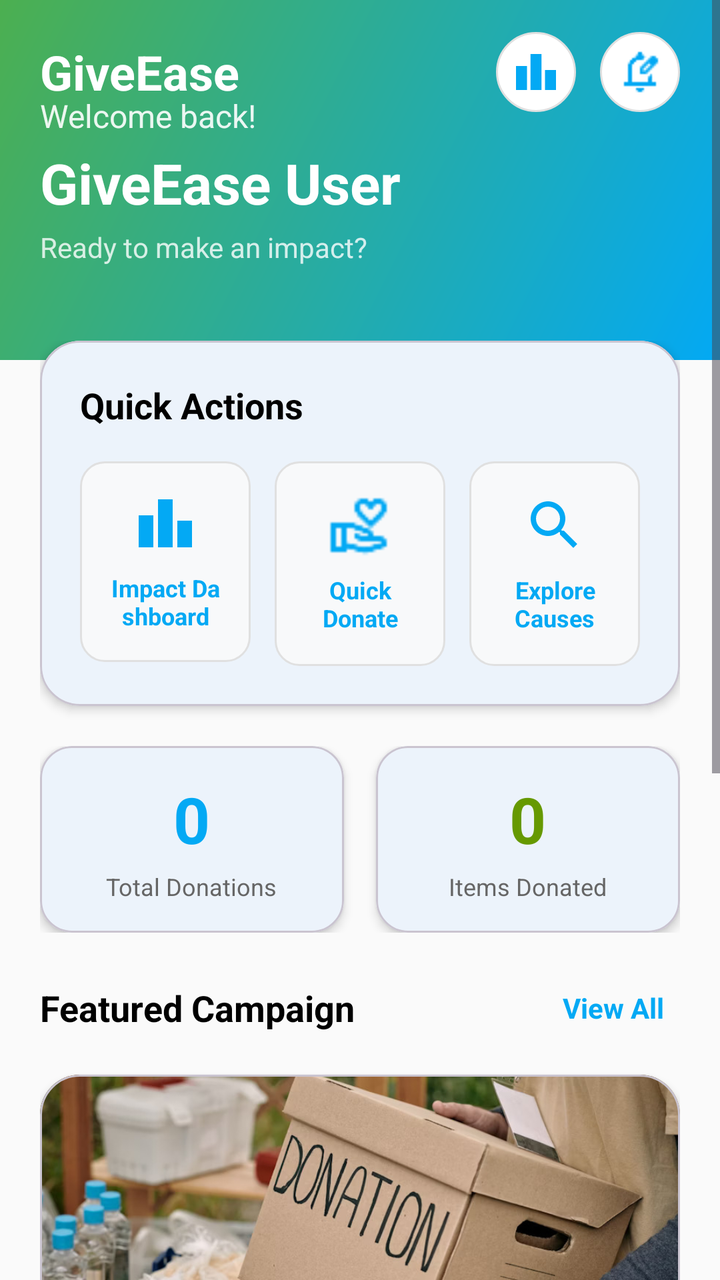
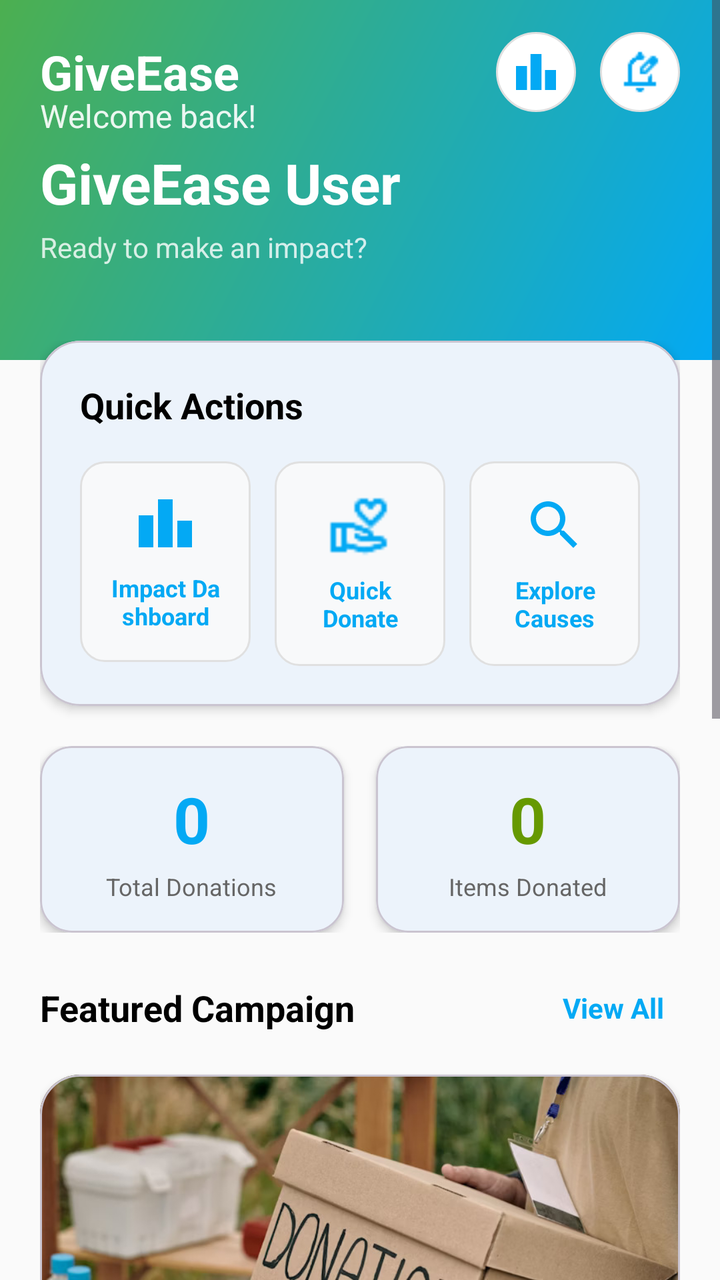

Two renders of the same Android screen: before a commit and after it. Below are the layout's source before the change and the commit's diff.
<!-- AndroidManifest.xml: application theme Theme.GiveEase -->
<!-- res/layout/fragment_donor_home.xml -->
<?xml version="1.0" encoding="utf-8"?>
<ScrollView xmlns:android="http://schemas.android.com/apk/res/android"
    xmlns:app="http://schemas.android.com/apk/res-auto"
    android:layout_width="match_parent"
    android:layout_height="match_parent"
    android:background="@color/background"
    android:fillViewport="true">

    <LinearLayout
        android:layout_width="match_parent"
        android:layout_height="wrap_content"
        android:orientation="vertical">

        <RelativeLayout
            android:layout_width="match_parent"
            android:layout_height="180dp"
            android:background="@drawable/home_header_gradient">

            <LinearLayout
                android:layout_width="match_parent"
                android:layout_height="wrap_content"
                android:orientation="horizontal"
                android:gravity="center_vertical"
                android:paddingHorizontal="20dp"
                android:paddingTop="16dp"
                android:layout_alignParentTop="true">

                <LinearLayout
                    android:layout_width="0dp"
                    android:layout_weight="1"
                    android:layout_height="wrap_content"
                    android:orientation="vertical">

                    <TextView
                        android:layout_width="wrap_content"
                        android:layout_height="wrap_content"
                        android:text="GiveEase"
                        android:textSize="24sp"
                        android:textStyle="bold"
                        android:textColor="@android:color/white" />

                </LinearLayout>

                <LinearLayout
                    android:layout_width="wrap_content"
                    android:layout_height="wrap_content"
                    android:orientation="horizontal">

                    <ImageView
                        android:id="@+id/ivLeaderboard"
                        android:layout_width="40dp"
                        android:layout_height="40dp"
                        android:src="@drawable/ic_leaderboard1"
                        android:background="@drawable/circle_white_bg"
                        android:padding="8dp"
                        android:layout_marginEnd="12dp"
                        app:tint="@color/secondary" />

                    <ImageView
                        android:id="@+id/ivNotifications"
                        android:layout_width="40dp"
                        android:layout_height="40dp"
                        android:src="@drawable/ic_notification"
                        android:background="@drawable/circle_white_bg"
                        android:padding="8dp"
                        app:tint="@color/secondary" />
                </LinearLayout>
            </LinearLayout>

            <LinearLayout
                android:layout_width="match_parent"
                android:layout_height="wrap_content"
                android:orientation="vertical"
                android:layout_centerInParent="true"
                android:paddingHorizontal="20dp">

                <TextView
                    android:layout_width="wrap_content"
                    android:layout_height="wrap_content"
                    android:text="Welcome back!"
                    android:textSize="16sp"
                    android:textColor="@android:color/white"
                    android:alpha="0.9" />

                <TextView
                    android:id="@+id/tvUserName"
                    android:layout_width="wrap_content"
                    android:layout_height="wrap_content"
                    android:text="GiveEase User"
                    android:textSize="28sp"
                    android:textStyle="bold"
                    android:textColor="@android:color/white"
                    android:layout_marginTop="4dp" />

                <TextView
                    android:layout_width="wrap_content"
                    android:layout_height="wrap_content"
                    android:text="Ready to make an impact?"
                    android:textSize="14sp"
                    android:textColor="@android:color/white"
                    android:alpha="0.8"
                    android:layout_marginTop="4dp" />
            </LinearLayout>
        </RelativeLayout>

        <LinearLayout
            android:layout_width="match_parent"
            android:layout_height="wrap_content"
            android:orientation="vertical"
            android:padding="20dp"
            android:layout_marginTop="-30dp">

            <com.google.android.material.card.MaterialCardView
                android:layout_width="match_parent"
                android:layout_height="wrap_content"
                android:layout_marginBottom="20dp"
                app:cardCornerRadius="20dp"
                app:cardElevation="3dp"
                app:cardBackgroundColor="@android:color/white">

                <LinearLayout
                    android:layout_width="match_parent"
                    android:layout_height="wrap_content"
                    android:orientation="vertical"
                    android:padding="20dp">

                    <TextView
                        android:layout_width="wrap_content"
                        android:layout_height="wrap_content"
                        android:text="Quick Actions"
                        android:textSize="18sp"
                        android:textStyle="bold"
                        android:textColor="@android:color/black"
                        android:layout_marginBottom="16dp" />

                    <LinearLayout
                        android:layout_width="match_parent"
                        android:layout_height="wrap_content"
                        android:orientation="horizontal">

                        <LinearLayout
                            android:id="@+id/layoutImpactDashboard"
                            android:layout_width="0dp"
                            android:layout_weight="1"
                            android:layout_height="wrap_content"
                            android:orientation="vertical"
                            android:gravity="center"
                            android:background="@drawable/action_button_bg"
                            android:clickable="true"
                            android:focusable="true"
                            android:padding="15dp"
                            android:layout_marginEnd="8dp">

                            <ImageView
                                android:layout_width="32dp"
                                android:layout_height="32dp"
                                android:src="@drawable/ic_leaderboard1"
                                app:tint="@color/secondary"
                                android:layout_marginBottom="8dp" />

                            <TextView
                                android:layout_width="wrap_content"
                                android:layout_height="wrap_content"
                                android:text="Impact Dashboard"
                                android:textSize="12sp"
                                android:textStyle="bold"
                                android:textColor="@color/secondary"
                                android:gravity="center" />
                        </LinearLayout>

                        <LinearLayout
                            android:id="@+id/layoutQuickDonate"
                            android:layout_width="0dp"
                            android:layout_weight="1"
                            android:layout_height="wrap_content"
                            android:orientation="vertical"
                            android:gravity="center"
                            android:background="@drawable/action_button_bg"
                            android:clickable="true"
                            android:focusable="true"
                            android:padding="16dp"
                            android:layout_marginStart="4dp"
                            android:layout_marginEnd="4dp">

                            <ImageView
                                android:layout_width="32dp"
                                android:layout_height="32dp"
                                android:src="@drawable/ic_donation"
                                app:tint="@color/secondary"
                                android:layout_marginBottom="8dp" />

                            <TextView
                                android:layout_width="wrap_content"
                                android:layout_height="wrap_content"
                                android:text="Quick Donate"
                                android:textSize="12sp"
                                android:textStyle="bold"
                                android:textColor="@color/secondary"
                                android:gravity="center" />
                        </LinearLayout>

                        <LinearLayout
                            android:id="@+id/layoutExploreCauses"
                            android:layout_width="0dp"
                            android:layout_weight="1"
                            android:layout_height="wrap_content"
                            android:orientation="vertical"
                            android:gravity="center"
                            android:background="@drawable/action_button_bg"
                            android:clickable="true"
                            android:focusable="true"
                            android:padding="16dp"
                            android:layout_marginStart="8dp">

                            <ImageView
                                android:layout_width="32dp"
                                android:layout_height="32dp"
                                android:src="@drawable/ic_search"
                                app:tint="@color/secondary"
                                android:layout_marginBottom="8dp" />

                            <TextView
                                android:layout_width="wrap_content"
                                android:layout_height="wrap_content"
                                android:text="Explore Causes"
                                android:textSize="12sp"
                                android:textStyle="bold"
                                android:textColor="@color/secondary"
                                android:gravity="center" />
                        </LinearLayout>
                    </LinearLayout>
                </LinearLayout>
            </com.google.android.material.card.MaterialCardView>

            <LinearLayout
                android:layout_width="match_parent"
                android:layout_height="wrap_content"
                android:orientation="horizontal"
                android:layout_marginBottom="20dp">

                <com.google.android.material.card.MaterialCardView
                    android:layout_width="0dp"
                    android:layout_weight="1"
                    android:layout_height="wrap_content"
                    android:layout_marginEnd="8dp"
                    app:cardCornerRadius="16dp"
                    app:cardElevation="3dp"
                    app:cardBackgroundColor="@android:color/white">

                    <LinearLayout
                        android:layout_width="match_parent"
                        android:layout_height="match_parent"
                        android:gravity="center"
                        android:orientation="vertical"
                        android:padding="15dp">

                        <TextView
                            android:id="@+id/tvDonationsCount"
                            android:layout_width="wrap_content"
                            android:layout_height="wrap_content"
                            android:text="0"
                            android:textColor="@color/secondary"
                            android:textSize="32sp"
                            android:textStyle="bold" />

                        <TextView
                            android:layout_width="wrap_content"
                            android:layout_height="wrap_content"
                            android:layout_marginTop="4dp"
                            android:gravity="center"
                            android:text="Total Donations"
                            android:textColor="#666666"
                            android:textSize="12sp" />
                    </LinearLayout>
                </com.google.android.material.card.MaterialCardView>

                <com.google.android.material.card.MaterialCardView
                    android:layout_width="0dp"
                    android:layout_weight="1"
                    android:layout_height="wrap_content"
                    android:layout_marginStart="8dp"
                    app:cardCornerRadius="16dp"
                    app:cardElevation="3dp"
                    app:cardBackgroundColor="@android:color/white">

                    <LinearLayout
                        android:layout_width="match_parent"
                        android:layout_height="match_parent"
                        android:gravity="center"
                        android:orientation="vertical"
                        android:padding="15dp">

                        <TextView
                            android:id="@+id/tvTotalAmount"
                            android:layout_width="wrap_content"
                            android:layout_height="wrap_content"
                            android:text="0"
                            android:textColor="@android:color/holo_green_dark"
                            android:textSize="32sp"
                            android:textStyle="bold" />

                        <TextView
                            android:layout_width="wrap_content"
                            android:layout_height="wrap_content"
                            android:layout_marginTop="4dp"
                            android:gravity="center"
                            android:text="Items Donated"
                            android:textColor="#666666"
                            android:textSize="12sp" />
                    </LinearLayout>
                </com.google.android.material.card.MaterialCardView>
            </LinearLayout>

            <LinearLayout
                android:layout_width="match_parent"
                android:layout_height="wrap_content"
                android:orientation="horizontal"
                android:gravity="center_vertical"
                android:layout_marginBottom="16dp">

                <TextView
                    android:layout_width="0dp"
                    android:layout_weight="1"
                    android:layout_height="wrap_content"
                    android:text="Featured Campaign"
                    android:textSize="18sp"
                    android:textStyle="bold"
                    android:textColor="@android:color/black" />

                <TextView
                    android:id="@+id/tvViewAllCampaigns"
                    android:layout_width="wrap_content"
                    android:layout_height="wrap_content"
                    android:text="View All"
                    android:textSize="14sp"
                    android:textColor="@color/secondary"
                    android:textStyle="bold"
                    android:clickable="true"
                    android:focusable="true"
                    android:background="?attr/selectableItemBackground"
                    android:padding="8dp" />
            </LinearLayout>

            <com.google.android.material.card.MaterialCardView
                android:id="@+id/cardFeaturedCampaign"
                android:layout_width="match_parent"
                android:layout_height="wrap_content"
                android:layout_marginBottom="20dp"
                android:clickable="true"
                android:focusable="true"
                app:cardCornerRadius="20dp"
                app:cardElevation="3dp"
                app:cardBackgroundColor="@android:color/white">

                <LinearLayout
                    android:layout_width="match_parent"
                    android:layout_height="wrap_content"
                    android:orientation="vertical">

                    <ImageView
                        android:id="@+id/ivCampaignImage"
                        android:layout_width="match_parent"
                        android:layout_height="160dp"
                        android:src="@drawable/sample_compaign1"
                        android:scaleType="centerCrop" />

                    <LinearLayout
                        android:layout_width="match_parent"
                        android:layout_height="wrap_content"
                        android:orientation="vertical"
                        android:padding="20dp">

                        <TextView
                            android:id="@+id/tvFeaturedNgo"
                            android:layout_width="wrap_content"
                            android:layout_height="wrap_content"
                            android:text="Loading campaign..."
                            android:textSize="18sp"
                            android:textStyle="bold"
                            android:textColor="@android:color/black"
                            android:layout_marginBottom="16dp" />

                        <LinearLayout
                            android:layout_width="match_parent"
                            android:layout_height="wrap_content"
                            android:orientation="horizontal"
                            android:gravity="center_vertical"
                            android:layout_marginBottom="16dp">

                            <ProgressBar
                                android:id="@+id/progressBar"
                                style="?android:attr/progressBarStyleHorizontal"
                                android:layout_width="0dp"
                                android:layout_weight="1"
                                android:layout_height="8dp"
                                android:progress="0"
                                android:progressTint="@color/secondary"
                                android:progressBackgroundTint="#E0E0E0" />

                            <TextView
                                android:id="@+id/tvProgress"
                                android:layout_width="wrap_content"
                                android:layout_height="wrap_content"
                                android:text="0%"
                                android:textColor="@color/secondary"
                                android:textStyle="bold"
                                android:layout_marginStart="12dp" />
                        </LinearLayout>

                        <LinearLayout
                            android:layout_width="match_parent"
                            android:layout_height="wrap_content"
                            android:orientation="horizontal"
                            android:gravity="center_vertical">

                            <LinearLayout
                                android:layout_width="0dp"
                                android:layout_weight="1"
                                android:layout_height="wrap_content"
                                android:orientation="vertical">

                                <TextView
                                    android:id="@+id/tvCurrentAmount"
                                    android:layout_width="wrap_content"
                                    android:layout_height="wrap_content"
                                    android:text="0 items"
                                    android:textSize="16sp"
                                    android:textStyle="bold"
                                    android:textColor="@color/secondary" />

                                <TextView
                                    android:id="@+id/tvTargetAmount"
                                    android:layout_width="wrap_content"
                                    android:layout_height="wrap_content"
                                    android:text="of 0 items"
                                    android:textSize="12sp"
                                    android:textColor="#666666" />
                            </LinearLayout>

                            <com.google.android.material.button.MaterialButton
                                android:id="@+id/btnDonateFeatured"
                                android:layout_width="wrap_content"
                                android:layout_height="48dp"
                                android:text="Donate Now"
                                android:textSize="14sp"
                                android:textStyle="bold"
                                app:cornerRadius="24dp"
                                android:backgroundTint="@color/secondary"
                                android:paddingHorizontal="24dp" />
                        </LinearLayout>
                    </LinearLayout>
                </LinearLayout>
            </com.google.android.material.card.MaterialCardView>

            <LinearLayout
                android:layout_width="match_parent"
                android:layout_height="wrap_content"
                android:orientation="horizontal"
                android:gravity="center_vertical"
                android:layout_marginBottom="16dp">

                <TextView
                    android:layout_width="0dp"
                    android:layout_weight="1"
                    android:layout_height="wrap_content"
                    android:text="Recent Activity"
                    android:textSize="18sp"
                    android:textStyle="bold"
                    android:textColor="@android:color/black" />

                <TextView
                    android:id="@+id/tvViewAllActivity"
                    android:layout_width="wrap_content"
                    android:layout_height="wrap_content"
                    android:text="View All"
                    android:textSize="14sp"
                    android:textColor="@color/secondary"
                    android:textStyle="bold"
                    android:clickable="true"
                    android:focusable="true"
                    android:background="?attr/selectableItemBackground"
                    android:padding="8dp" />
            </LinearLayout>

            <com.google.android.material.card.MaterialCardView
                android:id="@+id/recentActivityCard"
                android:layout_width="match_parent"
                android:layout_height="wrap_content"
                android:layout_marginBottom="20dp"
                app:cardCornerRadius="16dp"
                app:cardElevation="2dp"
                app:cardBackgroundColor="@android:color/white">

                <LinearLayout
                    android:layout_width="match_parent"
                    android:layout_height="wrap_content"
                    android:orientation="horizontal"
                    android:padding="20dp"
                    android:gravity="center_vertical">

                    <ImageView
                        android:layout_width="48dp"
                        android:layout_height="48dp"
                        android:src="@drawable/ic_donation"
                        android:background="@drawable/circle_success_bg"
                        android:padding="12dp"
                        app:tint="@android:color/white" />

                    <LinearLayout
                        android:layout_width="0dp"
                        android:layout_weight="1"
                        android:layout_height="wrap_content"
                        android:orientation="vertical"
                        android:layout_marginStart="16dp">

                        <TextView
                            android:id="@+id/tvActivityTitle"
                            android:layout_width="wrap_content"
                            android:layout_height="wrap_content"
                            android:text="No recent activity"
                            android:textSize="16sp"
                            android:textStyle="bold"
                            android:textColor="@android:color/black" />

                        <TextView
                            android:id="@+id/tvActivitySubtitle"
                            android:layout_width="wrap_content"
                            android:layout_height="wrap_content"
                            android:text="Start donating today"
                            android:textSize="14sp"
                            android:textColor="#666666"
                            android:layout_marginTop="4dp" />
                    </LinearLayout>

                    <TextView
                        android:id="@+id/tvActivityAmount"
                        android:layout_width="wrap_content"
                        android:layout_height="wrap_content"
                        android:text="0 items"
                        android:textSize="18sp"
                        android:textStyle="bold"
                        android:textColor="@android:color/holo_green_dark" />
                </LinearLayout>
            </com.google.android.material.card.MaterialCardView>
        </LinearLayout>
    </LinearLayout>
</ScrollView>
<!-- resources referenced by this layout -->
<resources>
  <color name="background">#FAFAFA</color>
  <color name="secondary">#03A9F4</color>
  <!-- drawable action_button_bg (drawable) -->
  <shape xmlns:android="http://schemas.android.com/apk/res/android">
      <solid android:color="#F8F9FA" />
      <corners android:radius="12dp" />
      <stroke android:width="1dp" android:color="#E0E0E0" />
  </shape>
  <!-- drawable circle_success_bg (drawable) -->
  <shape xmlns:android="http://schemas.android.com/apk/res/android"
      android:shape="oval">
      <solid android:color="@android:color/holo_green_dark" />
  </shape>
  <!-- drawable circle_white_bg (drawable) -->
  <shape xmlns:android="http://schemas.android.com/apk/res/android"
      android:shape="oval">
      <solid android:color="@android:color/white" />
      <stroke android:width="1dp" android:color="#E0E0E0" />
  </shape>
  <!-- drawable home_header_gradient (drawable) -->
  <shape xmlns:android="http://schemas.android.com/apk/res/android">
      <gradient
          android:angle="135"
          android:startColor="@color/secondary"
          android:endColor="@color/primary"
          android:type="linear" />
  </shape>
  <!-- drawable ic_donation: png bitmap (drawable, 513 bytes) -->
  <!-- drawable ic_leaderboard1 (drawable) -->
  <vector xmlns:android="http://schemas.android.com/apk/res/android"
      android:width="24dp"
      android:height="24dp"
      android:viewportWidth="24"
      android:viewportHeight="24">
      <path
          android:fillColor="#FF000000"
          android:pathData="M7.5,21H2V9h5.5V21zM14.75,3h-5.5v18h5.5V3zM22,11h-5.5v10H22V11z"/>
  </vector>
  <!-- drawable ic_notification: png bitmap (drawable, 363 bytes) -->
  <!-- drawable ic_search (drawable) -->
  <vector xmlns:android="http://schemas.android.com/apk/res/android"
      android:width="24dp"
      android:height="24dp"
      android:viewportWidth="24"
      android:viewportHeight="24">
      <path
          android:fillColor="#FF000000"
          android:pathData="M15.5,14h-0.79l-0.28,-0.27C15.41,12.59 16,11.11 16,9.5 16,5.91 13.09,3 9.5,3S3,5.91 3,9.5 5.91,16 9.5,16c1.61,0 3.09,-0.59 4.23,-1.57l0.27,0.28v0.79l5,4.99L20.49,19l-4.99,-5zM9.5,14C7.01,14 5,11.99 5,9.5S7.01,5 9.5,5 14,7.01 14,9.5 11.99,14 9.5,14z"/>
  </vector>
  <!-- drawable sample_compaign1: jpg bitmap (drawable, 145844 bytes) -->
  <style name="Theme.GiveEase" parent="Theme.Material3.Light.NoActionBar">
          
          <item name="colorPrimary">@color/primary_blue</item>
          <item name="colorOnPrimary">@color/white</item>
          <item name="colorSecondary">@color/teal_200</item>
          <item name="colorOnSecondary">@color/black</item>
  
          
          <item name="android:windowBackground">@color/background</item>
          <item name="colorSurface">@color/surface</item>
          <item name="colorOnSurface">@color/onSurface</item>
          <item name="colorOnBackground">@color/onBackground</item>
  
          
          <item name="android:statusBarColor" tools:targetApi="l">?attr/colorPrimary</item>
  
      </style>
  <color name="primary">#4CAF50</color>
  <color name="primary_blue">#1976D2</color>
  <color name="white">#FFFFFFFF</color>
  <color name="teal_200">#FF03DAC5</color>
  <color name="black">#FF000000</color>
  <color name="surface">#FFFFFF</color>
  <color name="onSurface">#212121</color>
  <color name="onBackground">#212121</color>
</resources>

<!-- the commit's change to res/layout/fragment_donor_home.xml (unified diff, before → after) -->
@@ -360,7 +360,7 @@
                     <ImageView
                         android:id="@+id/ivCampaignImage"
                         android:layout_width="match_parent"
-                        android:layout_height="160dp"
+                        android:layout_height="240dp"
                         android:src="@drawable/sample_compaign1"
                         android:scaleType="centerCrop" />
 
